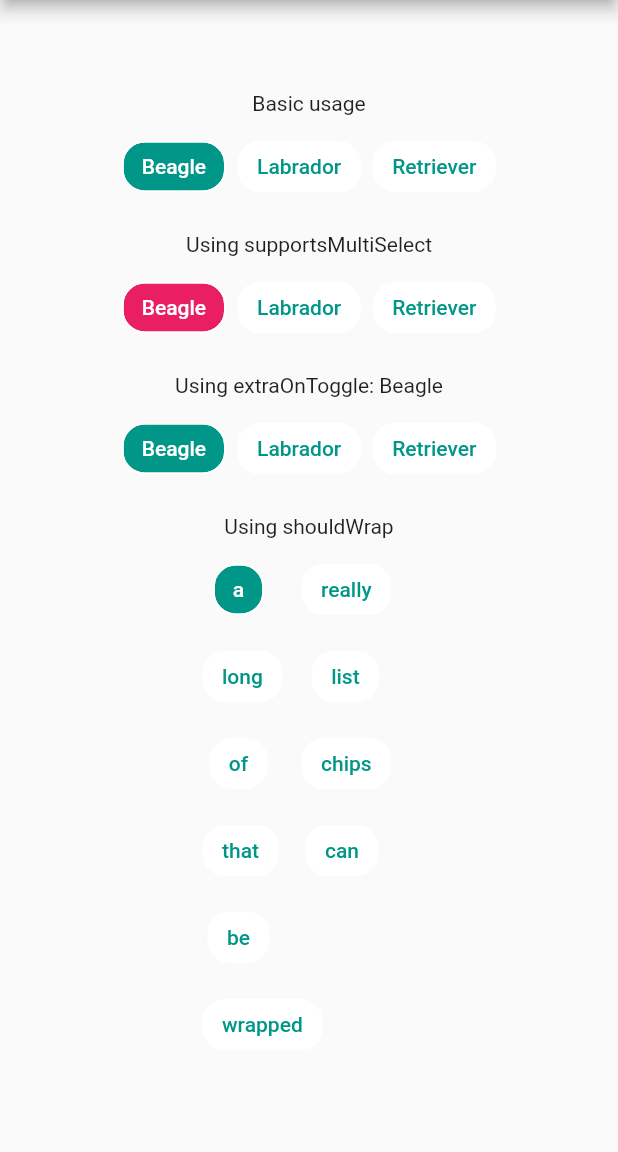
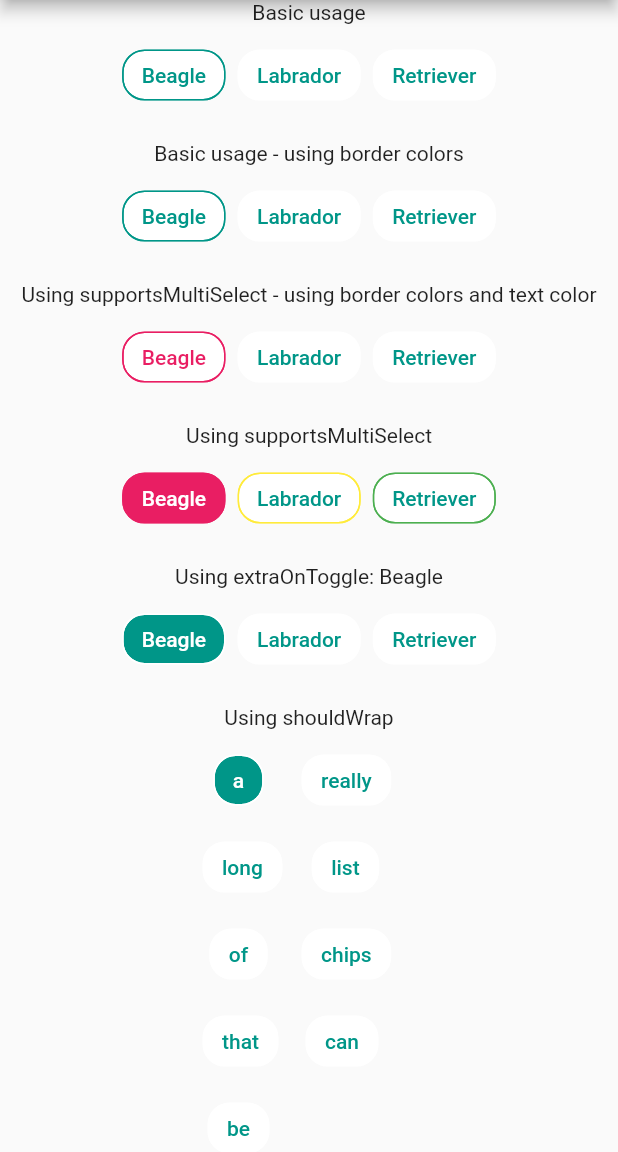
Before and after one commit to bossbeagle1509/chip_list, a Flutter app: the screen it shows after launch, on a phone screen of 412 x 824 dp, the part 84-1236 px from its top. Run offline on Flutter 3.47's test engine with Material 2 defaults, Android fonts, the phone set to English and light mode, and no system bars.

Commit message:
Updated example to show usage of new parameters

```diff
--- a/example/lib/main.dart
+++ b/example/lib/main.dart
@@ -51,14 +51,59 @@ class _HomePageState extends State<HomePage> {
           Center(
             child: ChipList(
               listOfChipNames: _dogeNames,
-              activeBgColorList: [Theme.of(context).primaryColor],
+              activeBgColorList: [Colors.white],
+              // activeBgColorList: [Theme.of(context).primaryColor],
               inactiveBgColorList: [Colors.white],
-              activeTextColorList: [Colors.white],
+              activeTextColorList: [Theme.of(context).primaryColor],
               inactiveTextColorList: [Theme.of(context).primaryColor],
               listOfChipIndicesCurrentlySeclected: [0],
-              borderColorList: [Theme.of(context).primaryColor],
-              mainAxisAlignment: MainAxisAlignment.center,
+              activeBorderColorList: [Theme.of(context).primaryColor],
             ),
+          ),
+
+          const SizedBox(
+            height: 20,
+          ),
+          const Text('Basic usage - using border colors'),
+          const SizedBox(
+            height: 10,
+          ),
+
+          // Without a background color, instead leveraging
+          // the active and inactive border colors
+          Center(
+            child: ChipList(
+              listOfChipNames: _dogeNames,
+              activeBgColorList: [Colors.white],
+              // activeBgColorList: [Theme.of(context).primaryColor],
+              inactiveBgColorList: [Colors.white],
+              activeTextColorList: [Theme.of(context).primaryColor],
+              inactiveTextColorList: [Theme.of(context).primaryColor],
+              listOfChipIndicesCurrentlySeclected: [0],
+              activeBorderColorList: [Theme.of(context).primaryColor],
+            ),
+          ),
+
+          // Using [supportsMultiSelect]
+          const SizedBox(
+            height: 20,
+          ),
+          const Text(
+            'Using supportsMultiSelect - using border colors and text color',
+          ),
+          const SizedBox(
+            height: 10,
+          ),
+          ChipList(
+            listOfChipNames: _dogeNames,
+            supportsMultiSelect: true,
+            activeBgColorList: [Colors.white],
+            inactiveBgColorList: [Colors.white],
+            activeTextColorList: [Colors.pink, Colors.yellow, Colors.green],
+            inactiveTextColorList: [Theme.of(context).primaryColor],
+            listOfChipIndicesCurrentlySeclected: [0],
+            inactiveBorderColorList: [Colors.white],
+            activeBorderColorList: [Colors.pink, Colors.yellow, Colors.green],
           ),
 
           // Using [supportsMultiSelect]
@@ -77,7 +122,8 @@ class _HomePageState extends State<HomePage> {
             activeTextColorList: [Colors.white],
             inactiveTextColorList: [Theme.of(context).primaryColor],
             listOfChipIndicesCurrentlySeclected: [0],
-            borderColorList: [Colors.pink, Colors.yellow, Colors.green],
+            inactiveBorderColorList: [Colors.pink, Colors.yellow, Colors.green],
+            activeBorderColorList: [Colors.pink, Colors.yellow, Colors.green],
           ),
 
           // Using [extraOnToggle]
```
Also changed, not shown: lib/chip_list.dart (+4 -6 lines).
